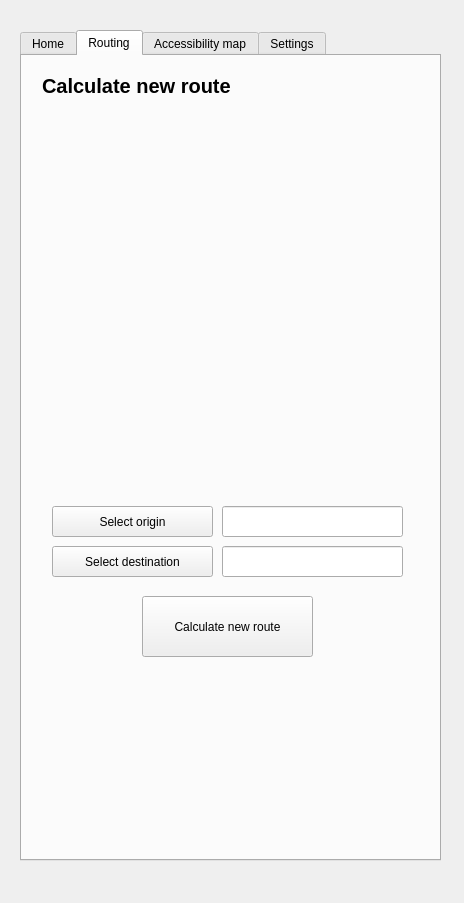
Before: the Qt Designer form transition_qgis_dockwidget_base.ui in chairemobilite/transition_qgis, drawn with Qt 5.
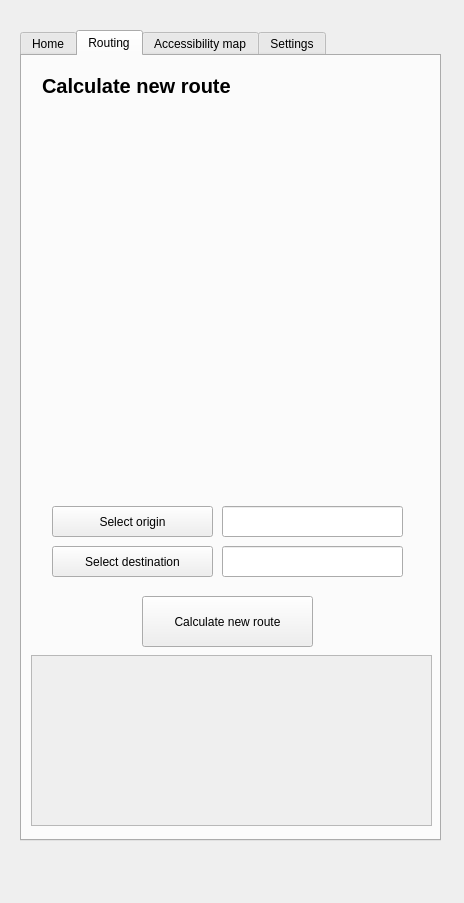
After: the same form once the commit is applied. The open tabs and pages were chosen to show the change.

Commit message: Add scrolling zone for transit information

What changed in the file:
```diff
--- a/transition_qgis_dockwidget_base.ui
+++ b/transition_qgis_dockwidget_base.ui
@@ -19,7 +19,7 @@
      <x>20</x>
      <y>30</y>
      <width>421</width>
-     <height>831</height>
+     <height>811</height>
     </rect>
    </property>
    <property name="currentIndex">
@@ -74,7 +74,7 @@
        <x>120</x>
        <y>540</y>
        <width>171</width>
-       <height>61</height>
+       <height>51</height>
       </rect>
      </property>
      <property name="text">
@@ -158,6 +158,29 @@
       <string>Calculate new route</string>
      </property>
     </widget>
+    <widget class="QScrollArea" name="scrollArea">
+     <property name="geometry">
+      <rect>
+       <x>9</x>
+       <y>599</y>
+       <width>401</width>
+       <height>171</height>
+      </rect>
+     </property>
+     <property name="widgetResizable">
+      <bool>true</bool>
+     </property>
+     <widget class="QWidget" name="scrollAreaWidgetContents">
+      <property name="geometry">
+       <rect>
+        <x>0</x>
+        <y>0</y>
+        <width>399</width>
+        <height>169</height>
+       </rect>
+      </property>
+     </widget>
+    </widget>
    </widget>
    <widget class="QWidget" name="tab_3">
     <attribute name="title">
```
Left out of the diff: 2 changed lines with no effect on the pictures. The commit also changes 1 other file.
